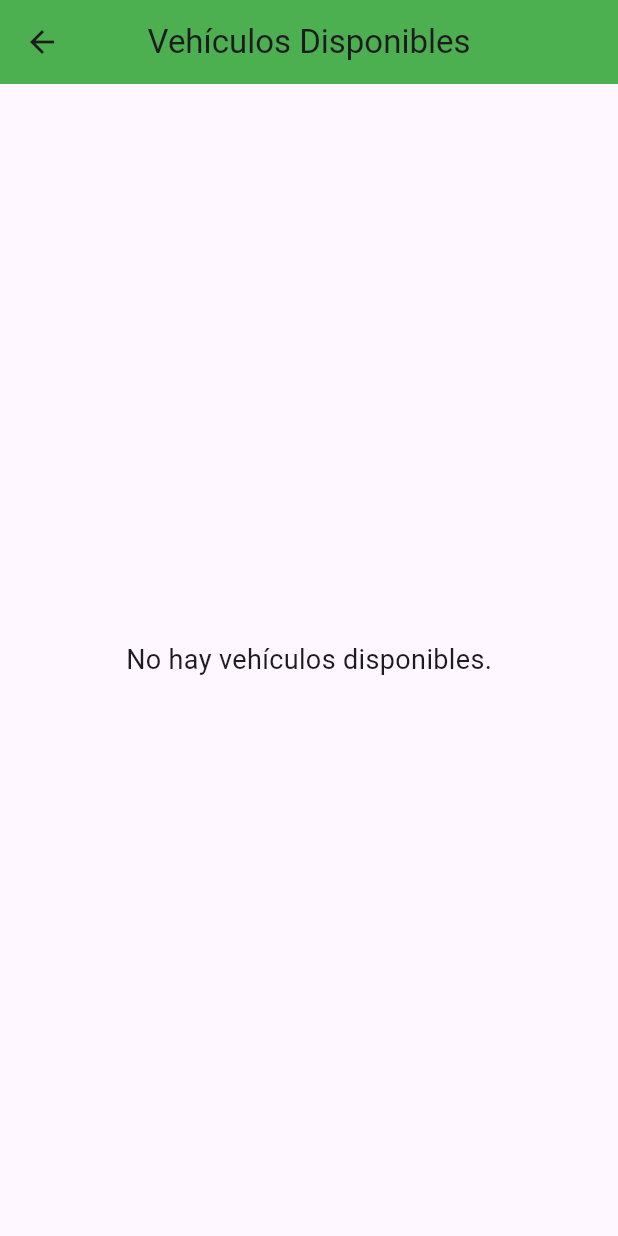
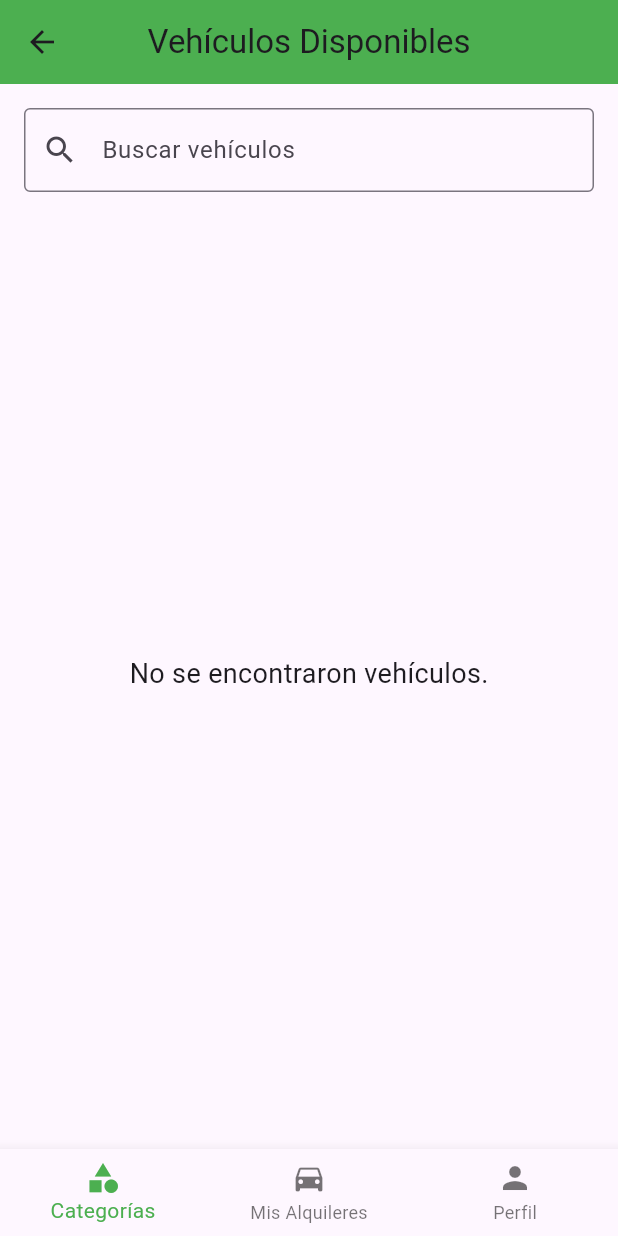
Before and after one commit to Ruedarent-AplicacionesMoviles/front-ruedarent-flutter, a Flutter app: the RentadorVehiclesPage screen opened by its route, on a phone screen of 412 x 824 dp. Run offline on Flutter 3.47's test engine with Material 3 defaults, Android fonts, the phone set to English and light mode, and no system bars; our stand-ins replace flutter_bloc, fluttertoast, rxdart, sqflite; accounts and stored records are empty.

Commit message:
feat: integrate search functionality with vehicle categories and add bottom navigation bar

```diff
--- a/lib/src/presentation/pages/renter/RentadorVehiclesPage.dart
+++ b/lib/src/presentation/pages/renter/RentadorVehiclesPage.dart
@@ -1,7 +1,7 @@
 import 'package:flutter/material.dart';
 import 'package:front_ruedarent_flutter/src/data/repositories/vehicle_type_repository.dart';
 import 'package:front_ruedarent_flutter/src/data/models/vehicle_type_model.dart';
-import 'package:front_ruedarent_flutter/src/presentation/pages/renter/category/CategoryVehiclesForRenterPage.dart'; // Asegúrate de importar correctamente la pantalla
+import 'package:front_ruedarent_flutter/src/presentation/pages/renter/category/CategoryVehiclesForRenterPage.dart';
 
 class RentadorVehiclesPage extends StatefulWidget {
   const RentadorVehiclesPage({super.key});
@@ -12,6 +12,8 @@ class RentadorVehiclesPage extends StatefulWidget {
 
 class _RentadorVehiclesPageState extends State<RentadorVehiclesPage> {
   List<VehicleTypeModel> vehicleTypes = [];
+  String _searchTerm = ''; // Variable para manejar el término de búsqueda
+  int _selectedIndex = 0; // Índice de la página seleccionada en la barra
 
   @override
   void initState() {
@@ -27,8 +29,35 @@ class _RentadorVehiclesPageState extends State<RentadorVehiclesPage> {
     });
   }
 
+  // Manejar la navegación al cambiar de índice en la barra de navegación
+  void _onItemTapped(int index) {
+    setState(() {
+      _selectedIndex = index;
+    });
+
+    // Manejar la navegación entre las pantallas según el índice
+    switch (index) {
+      case 0:
+      // Mantenerse en la pantalla actual
+        break;
+      case 1:
+      // Navegar a la pantalla de alquiler de vehículos
+        Navigator.pushReplacementNamed(context, '/rent');
+        break;
+      case 2:
+      // Navegar a la pantalla de perfil del usuario
+        Navigator.pushReplacementNamed(context, '/profile');
+        break;
+    }
+  }
+
   @override
   Widget build(BuildContext context) {
+    // Filtrar los resultados según el término de búsqueda
+    List<VehicleTypeModel> filteredVehicleTypes = vehicleTypes
+        .where((type) => type.name.toLowerCase().contains(_searchTerm.toLowerCase()))
+        .toList();
+
     return Scaffold(
       appBar: AppBar(
         title: const Text('Vehículos Disponibles'),
@@ -37,18 +66,35 @@ class _RentadorVehiclesPageState extends State<RentadorVehiclesPage> {
       ),
       body: Padding(
         padding: const EdgeInsets.all(16.0),
-        child: vehicleTypes.isNotEmpty
+        child: Column(
+          children: [
+            // Campo de búsqueda
+            TextField(
+              decoration: const InputDecoration(
+                labelText: 'Buscar vehículos',
+                prefixIcon: Icon(Icons.search),
+                border: OutlineInputBorder(),
+              ),
+              onChanged: (value) {
+                setState(() {
+                  _searchTerm = value;
+                });
+              },
+            ),
+            const SizedBox(height: 20),
+            // Mostrar resultados filtrados
+            Expanded(
+              child: filteredVehicleTypes.isNotEmpty
                   ? ListView.builder(
-          itemCount: vehicleTypes.length,
+                itemCount: filteredVehicleTypes.length,
                 itemBuilder: (context, index) {
                   return InkWell(
                     onTap: () {
-                // Al hacer clic, navega a la página de vehículos en esa categoría
                       Navigator.push(
                         context,
                         MaterialPageRoute(
                           builder: (context) => CategoryVehiclesForRenterPage(
-                      categoryName: vehicleTypes[index].name, // Pasar el nombre de la categoría
+                            categoryName: filteredVehicleTypes[index].name,
                           ),
                         ),
                       );
@@ -61,11 +107,10 @@ class _RentadorVehiclesPageState extends State<RentadorVehiclesPage> {
                           crossAxisAlignment: CrossAxisAlignment.start,
                           children: [
                             Image(
-                        image: vehicleTypes[index].image != null &&
-                            vehicleTypes[index].image!.isNotEmpty
-                            ? NetworkImage(vehicleTypes[index].image!)
-                            : const AssetImage(
-                            'assets/images/vehicles/default.png'),
+                              image: filteredVehicleTypes[index].image != null &&
+                                  filteredVehicleTypes[index].image!.isNotEmpty
+                                  ? NetworkImage(filteredVehicleTypes[index].image!)
+                                  : const AssetImage('assets/images/vehicles/default.png'),
                               height: 100,
                               width: 100,
                               fit: BoxFit.cover,
@@ -76,7 +121,7 @@ class _RentadorVehiclesPageState extends State<RentadorVehiclesPage> {
                                 crossAxisAlignment: CrossAxisAlignment.start,
                                 children: [
                                   Text(
-                              vehicleTypes[index].name,
+                                    filteredVehicleTypes[index].name,
                                     style: const TextStyle(
                                       fontSize: 20,
                                       fontWeight: FontWeight.bold,
@@ -85,7 +130,7 @@ class _RentadorVehiclesPageState extends State<RentadorVehiclesPage> {
                                   ),
                                   const SizedBox(height: 8),
                                   Text(
-                              vehicleTypes[index].info ?? '',
+                                    filteredVehicleTypes[index].info ?? '',
                                     style: const TextStyle(fontSize: 16),
                                   ),
                                 ],
@@ -100,11 +145,33 @@ class _RentadorVehiclesPageState extends State<RentadorVehiclesPage> {
               )
                   : const Center(
                 child: Text(
-            'No hay vehículos disponibles.',
+                  'No se encontraron vehículos.',
                   style: TextStyle(fontSize: 18),
                 ),
               ),
             ),
+          ],
+        ),
+      ),
+      bottomNavigationBar: BottomNavigationBar(
+        items: const <BottomNavigationBarItem>[
+          BottomNavigationBarItem(
+            icon: Icon(Icons.category),
+            label: 'Categorías',
+          ),
+          BottomNavigationBarItem(
+            icon: Icon(Icons.directions_car),
+            label: 'Mis Alquileres',
+          ),
+          BottomNavigationBarItem(
+            icon: Icon(Icons.person),
+            label: 'Perfil',
+          ),
+        ],
+        currentIndex: _selectedIndex,
+        selectedItemColor: Colors.green,
+        onTap: _onItemTapped, // Llama al método para manejar la navegación
+      ),
     );
   }
 }
```
Lines whose indentation alone changed are shown as unchanged.
